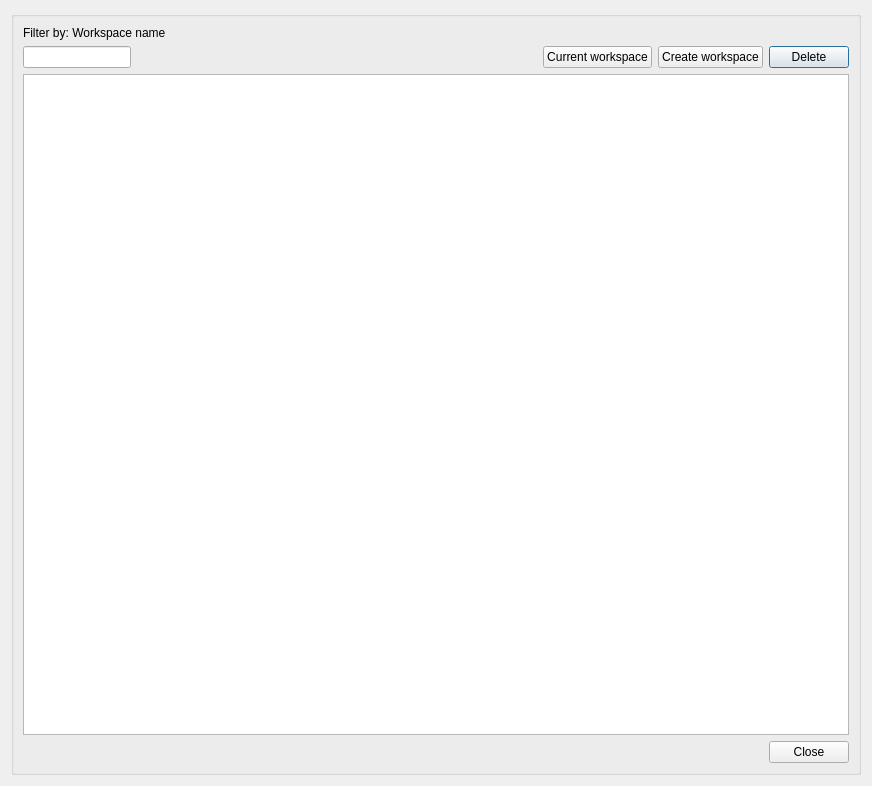
First picture: the form in core/ui/toolbars/utilities/workspace_manager.ui, repository Giswater/giswater_qgis_plugin, before the edit.
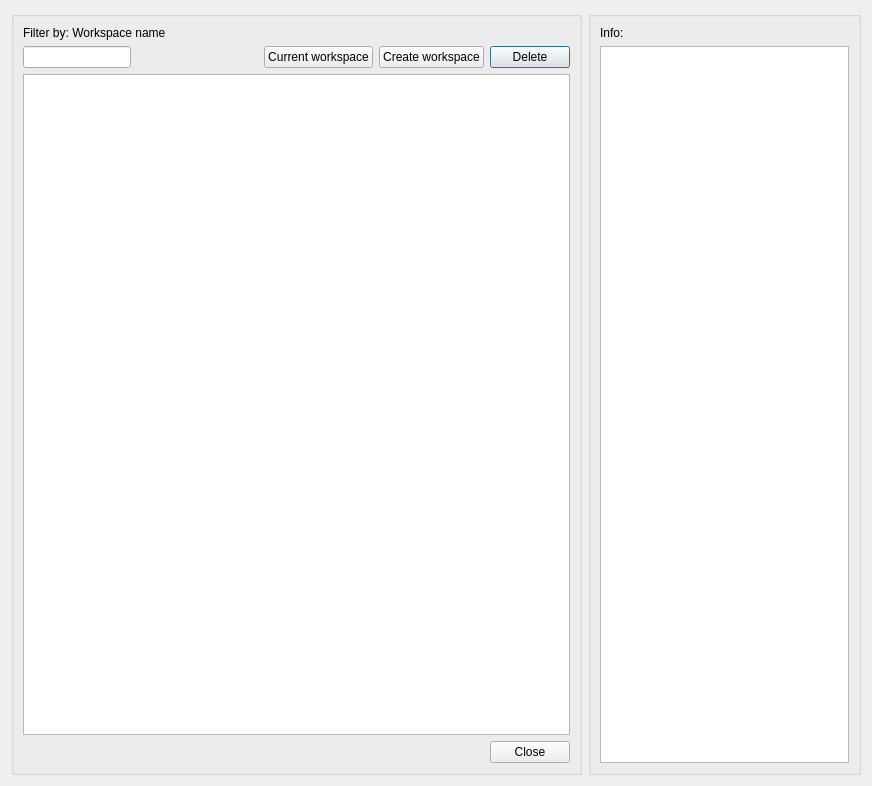
Second picture: the form after the edit.

Commit message: Enhancement: add txt_loginfo to workspace manager

```diff
--- a/core/ui/toolbars/utilities/workspace_manager.ui
+++ b/core/ui/toolbars/utilities/workspace_manager.ui
@@ -14,6 +14,29 @@
    <string>Workspace manager</string>
   </property>
   <layout class="QGridLayout" name="verticalLayout_4">
+   <item row="0" column="1">
+    <widget class="QGroupBox" name="groupBox_2">
+     <property name="title">
+      <string/>
+     </property>
+     <layout class="QGridLayout" name="gridLayout">
+      <item row="1" column="0">
+       <widget class="QTextEdit" name="txt_infolog">
+        <property name="readOnly">
+         <bool>true</bool>
+        </property>
+       </widget>
+      </item>
+      <item row="0" column="0">
+       <widget class="QLabel" name="label">
+        <property name="text">
+         <string>Info:</string>
+        </property>
+       </widget>
+      </item>
+     </layout>
+    </widget>
+   </item>
    <item row="0" column="0">
     <widget class="QGroupBox" name="groupBox">
      <property name="title">
```
The commit also changes 1 other file.
